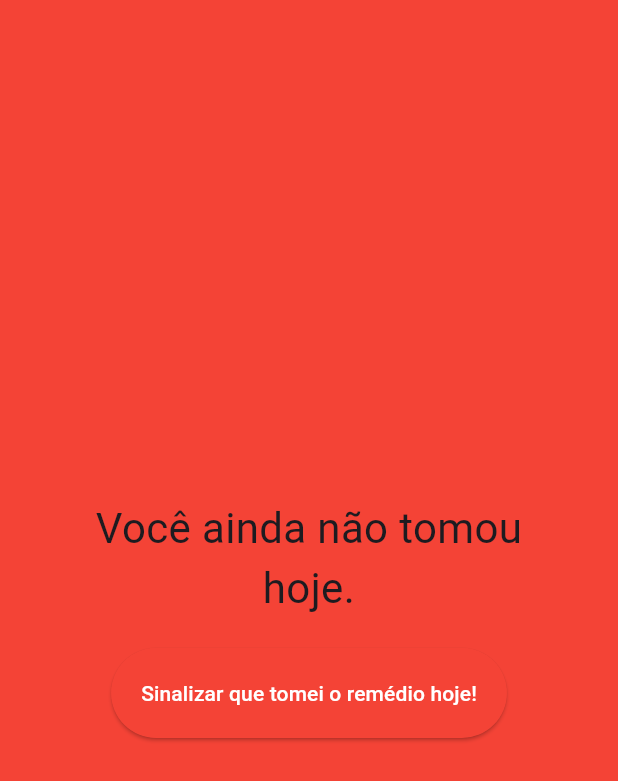
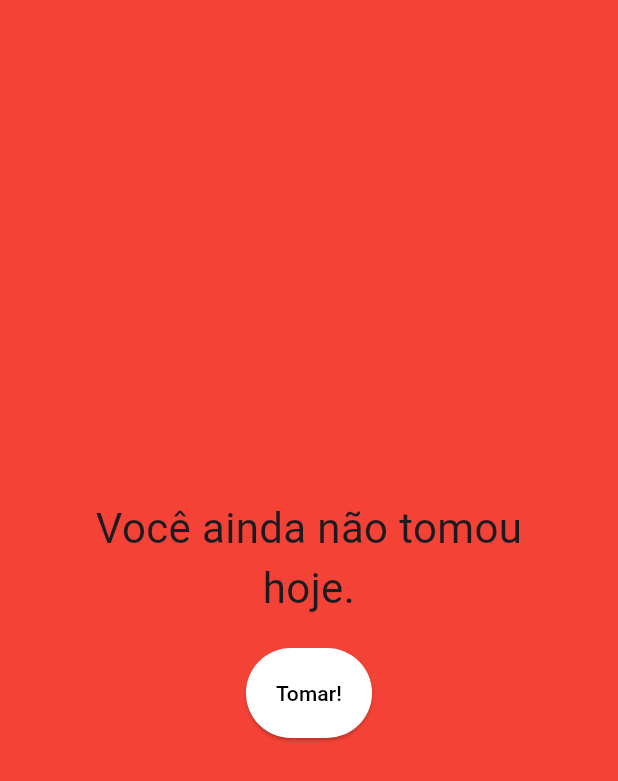
Before and after one commit to jonathansaless/medicine_mark_app, a Flutter app: the MedicineDetailsPage screen opened directly with empty values, on a phone screen of 412 x 824 dp. Shown: the top 781 px of the screen. Run offline on Flutter 3.47's test engine with Material 3 defaults, Android fonts, the phone set to English and light mode, and no system bars; our stand-ins replace shared_preferences; accounts and stored records are empty.

Commit message:
value notifier medicine page

```diff
--- a/lib/pages/home/home_page.dart
+++ b/lib/pages/home/home_page.dart
@@ -11,6 +11,7 @@ class HomePage extends StatefulWidget {
 
 class _HomePageState extends State<HomePage> {
   final _controller = HomePageController();
+  List<String> get _medicines => _controller.medicines;
 
   TextEditingController medicineController = TextEditingController();
 
@@ -58,7 +59,7 @@ class _HomePageState extends State<HomePage> {
         builder: (context, snapshot) {
           if (snapshot.connectionState == ConnectionState.done) {
             return ListView.builder(
-              itemCount: _controller.medicineLength(),
+              itemCount: _controller.medicineLength,
               itemBuilder: (context, index) {
                 return ListTile(
                   title: Text(_controller.medicineName(index)),
--- a/lib/pages/medicine/medicine_controller.dart
+++ b/lib/pages/medicine/medicine_controller.dart
@@ -0,0 +1,22 @@
+import 'package:flutter/material.dart';
+import 'package:medicine_mark_app/services/shared_local_storage.dart';
+
+class MedicineController {
+  var localData = SharedLocalStorageService();
+  final DateTime _today = DateTime.now();
+  ValueNotifier<bool> takeTheMedicine$ = ValueNotifier(false);
+  // final Map<DateTime, List<dynamic>> _markedDates = {};
+
+  bool get takeTheMedicine => takeTheMedicine$.value;
+  get today => _today;
+
+  medicineTaken(String key) {
+    takeTheMedicine$.value = true;
+    localData.set(key, takeTheMedicine$.value);
+  }
+
+  loadMedicineStatus(String key) async {
+    takeTheMedicine$.value = await localData.getMed(key) ?? false;
+    print(takeTheMedicine$.value);
+  }
+}
--- a/lib/pages/medicine/medicine_page.dart
+++ b/lib/pages/medicine/medicine_page.dart
@@ -1,5 +1,5 @@
 import 'package:flutter/material.dart';
-import 'package:shared_preferences/shared_preferences.dart';
+import 'package:medicine_mark_app/pages/medicine/medicine_controller.dart';
 
 class MedicineDetailsPage extends StatefulWidget {
   final String medicine;
@@ -11,20 +11,30 @@ class MedicineDetailsPage extends StatefulWidget {
 }
 
 class _MedicineDetailsPageState extends State<MedicineDetailsPage> {
-  DateTime _today = DateTime.now();
-  bool? takeTheMedicine = false;
-  final Map<DateTime, List<dynamic>> _markedDates = {};
+  final _controller = MedicineController();
+
+  bool get _takeTheMedicine => _controller.takeTheMedicine;
+
+  @override
+  void initState() {
+    super.initState();
+    // ValueNotifier sem usar Builders. Isto é, a cada mudança a tela será renderizada por inteira.
+    _controller.takeTheMedicine$.addListener(() {
+      setState(() {});
+    });
+    _controller.loadMedicineStatus(widget.medicine);
+  }
 
   @override
   Widget build(BuildContext context) {
     return Scaffold(
-        backgroundColor: takeTheMedicine == true ? Colors.green : Colors.red,
+        backgroundColor: _takeTheMedicine == true ? Colors.green : Colors.red,
         body: Padding(
           padding: const EdgeInsets.symmetric(horizontal: 30),
           child: Column(
             mainAxisAlignment: MainAxisAlignment.center,
             children: [
-              takeTheMedicine == true
+              _takeTheMedicine == true
                   ? Text(
                       'Você já tomou ${widget.medicine} hoje.',
                       style: TextStyle(
@@ -42,28 +52,21 @@ class _MedicineDetailsPageState extends State<MedicineDetailsPage> {
               SizedBox(
                 height: 20,
               ),
-              takeTheMedicine == false
-                  ? ElevatedButton(
-                      onPressed: () {
-                        setState(() {
-                          takeTheMedicine = true;
-                        });
-                      },
-                      child: Text('Sinalizar que tomei o remédio hoje!'),
-                      style: ElevatedButton.styleFrom(
-                          backgroundColor: Colors.red,
-                          foregroundColor: Colors.white,
-                          padding: EdgeInsets.all(20)),
+              _takeTheMedicine == true
+                  ? Icon(
+                      Icons.done,
+                      color: Colors.white,
+                      size: 100.0,
                     )
                   : ElevatedButton(
-                      onPressed: () {},
-                      child: Icon(Icons.done),
+                      onPressed: () {
+                        _controller.medicineTaken(widget.medicine);
+                      },
+                      child: Text('Tomar!'),
                       style: ElevatedButton.styleFrom(
-                        shape: CircleBorder(),
-                        padding: EdgeInsets.all(15),
-                        backgroundColor: Colors.green,
-                        foregroundColor: Colors.white,
-                      ),
+                          backgroundColor: Colors.white,
+                          foregroundColor: Colors.black,
+                          padding: EdgeInsets.all(20)),
                     )
             ],
           ),
```
Also changed, not shown: lib/pages/home/home_controller.dart (+5 -4 lines), lib/services/shared_local_storage.dart (+22 -1 lines), lib/main.dart (line endings or trailing spaces).
